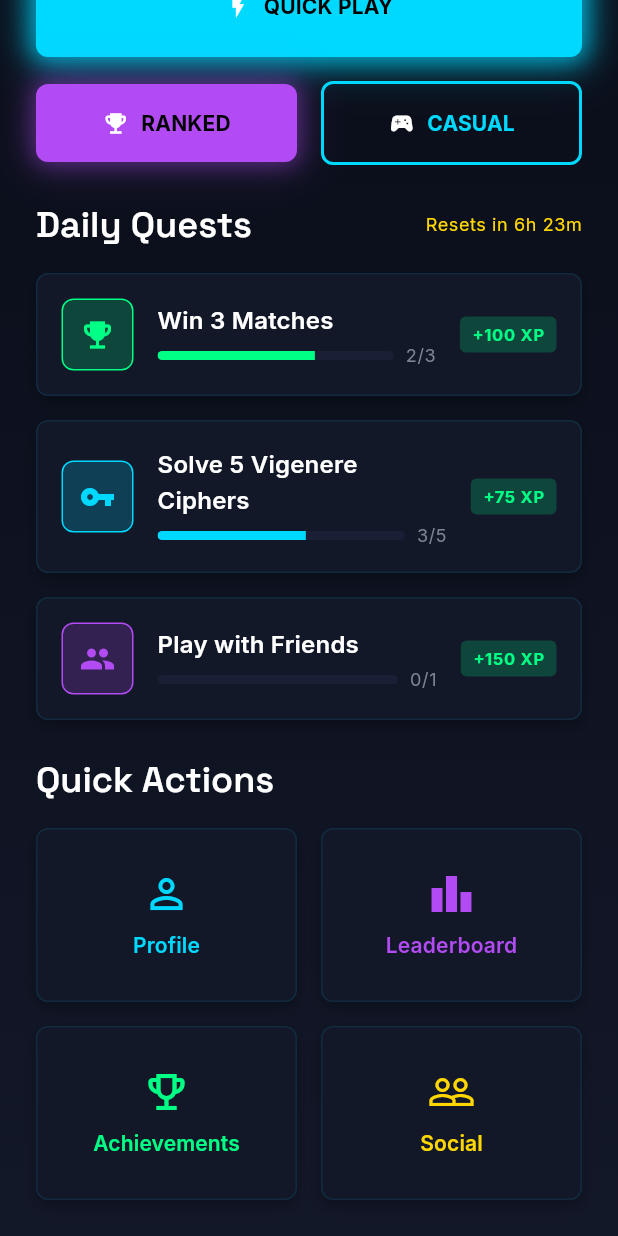
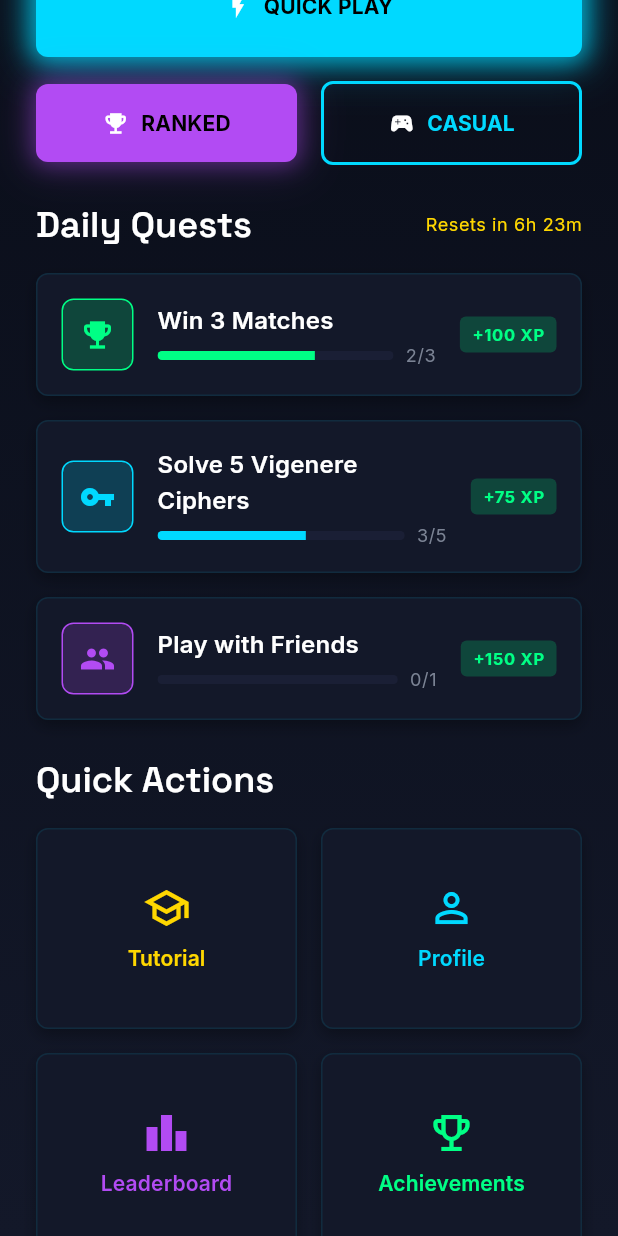
Before and after one commit to swarit-1/cipher-clash, a Flutter app: the MainMenuScreen screen opened by its route, scrolled down 331 dp, on a phone screen of 412 x 824 dp. Run offline on Flutter 3.47's test engine with Material 3 defaults, Android fonts, the phone set to English and light mode, and no system bars; drawn by our look-alikes of flutter_animate; our stand-ins replace confetti, flutter_riverpod, google_fonts, shimmer; accounts and stored records are empty.

Commit message:
Fix authentication for dev skip and add tutorial to menu
Backend Integration Fixes:
- Added setDevMockAuth() method to AuthService for dev mode
- Skip button now sets mock auth credentials (token, userId, username)
- Fixes "not authenticated" error in matchmaking after skip
- Mock auth allows all services to work without backend connection

UI Improvements:
- Added Tutorial button to main menu Quick Actions
- Reorganized Quick Actions into 3 rows (Tutorial first)
- Tutorial uses school icon with yellow accent
- Changed Social icon color to neon red for better contrast
- Fixed action card layout with proper padding and height

Now developers can:
✅ Skip login and get mock authentication
✅ Access matchmaking without backend errors
✅ Find and access the Tutorial from main menu

🤖 Generated with [Claude Code](https://claude.com/claude-code)

Co-Authored-By: Claude <noreply@anthropic.com>

```diff
--- a/apps/client/lib/src/features/auth/login_screen.dart
+++ b/apps/client/lib/src/features/auth/login_screen.dart
@@ -69,6 +69,12 @@ class _LoginScreenState extends State<LoginScreen> {
 
   void _skipForDev() {
     HapticFeedback.heavyImpact();
+    // Set mock auth data for dev mode
+    AuthService.setDevMockAuth(
+      accessToken: 'dev-mock-token',
+      userId: 'dev-user-123',
+      username: 'DevUser',
+    );
     Navigator.pushReplacementNamed(context, '/menu');
   }
 
--- a/apps/client/lib/src/features/menu/main_menu_screen.dart
+++ b/apps/client/lib/src/features/menu/main_menu_screen.dart
@@ -475,37 +475,65 @@ class _MainMenuScreenState extends State<MainMenuScreen>
           style: Theme.of(context).textTheme.headlineSmall,
         ),
         const SizedBox(height: AppTheme.spacing2),
-        GridView.count(
-          crossAxisCount: 2,
-          shrinkWrap: true,
-          physics: const NeverScrollableScrollPhysics(),
-          mainAxisSpacing: AppTheme.spacing2,
-          crossAxisSpacing: AppTheme.spacing2,
-          childAspectRatio: 1.5,
+        Column(
           children: [
-            _buildActionCard(
+            Row(
+              children: [
+                Expanded(
+                  child: _buildActionCard(
+                    'Tutorial',
+                    Icons.school_outlined,
+                    AppTheme.electricYellow,
+                    () => Navigator.pushNamed(context, '/tutorial'),
+                  ),
+                ),
+                const SizedBox(width: AppTheme.spacing2),
+                Expanded(
+                  child: _buildActionCard(
                     'Profile',
                     Icons.person_outline,
                     AppTheme.cyberBlue,
                     () => Navigator.pushNamed(context, '/profile'),
                   ),
-            _buildActionCard(
+                ),
+              ],
+            ),
+            const SizedBox(height: AppTheme.spacing2),
+            Row(
+              children: [
+                Expanded(
+                  child: _buildActionCard(
                     'Leaderboard',
                     Icons.leaderboard,
                     AppTheme.neonPurple,
                     () => Navigator.pushNamed(context, '/leaderboard'),
                   ),
-            _buildActionCard(
+                ),
+                const SizedBox(width: AppTheme.spacing2),
+                Expanded(
+                  child: _buildActionCard(
                     'Achievements',
                     Icons.emoji_events_outlined,
                     AppTheme.electricGreen,
                     () => Navigator.pushNamed(context, '/achievements'),
                   ),
-            _buildActionCard(
+                ),
+              ],
+            ),
+            const SizedBox(height: AppTheme.spacing2),
+            Row(
+              children: [
+                Expanded(
+                  child: _buildActionCard(
                     'Social',
                     Icons.people_outline,
-              AppTheme.electricYellow,
+                    AppTheme.neonRed,
                     () => Navigator.pushNamed(context, '/social'),
+                  ),
+                ),
+                const SizedBox(width: AppTheme.spacing2),
+                const Expanded(child: SizedBox()),
+              ],
             ),
           ],
         ),
@@ -525,6 +553,9 @@ class _MainMenuScreenState extends State<MainMenuScreen>
         HapticFeedback.selectionClick();
         onTap();
       },
+      child: Container(
+        padding: const EdgeInsets.all(AppTheme.spacing2),
+        height: 100,
         child: Column(
           mainAxisAlignment: MainAxisAlignment.center,
           children: [
@@ -538,6 +569,7 @@ class _MainMenuScreenState extends State<MainMenuScreen>
             ),
           ],
         ),
+      ),
     );
   }
 }
--- a/apps/client/lib/src/services/auth_service.dart
+++ b/apps/client/lib/src/services/auth_service.dart
@@ -93,6 +93,18 @@ class AuthService {
     _username = null;
   }
 
+  // Set mock auth data for development (bypasses backend)
+  static void setDevMockAuth({
+    required String accessToken,
+    required String userId,
+    required String username,
+  }) {
+    _accessToken = accessToken;
+    _refreshToken = 'dev-mock-refresh-token';
+    _userId = userId;
+    _username = username;
+  }
+
   // Get authorization header
   static Map<String, String> getAuthHeaders() {
     if (_accessToken == null) {
```
Lines whose indentation alone changed are shown as unchanged.
